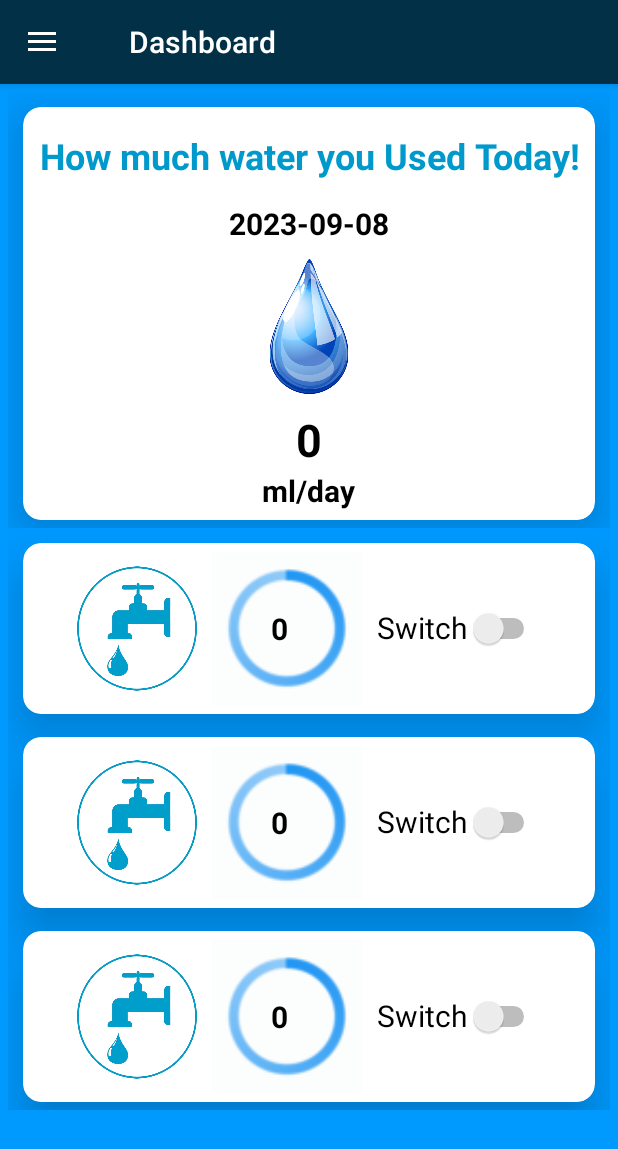
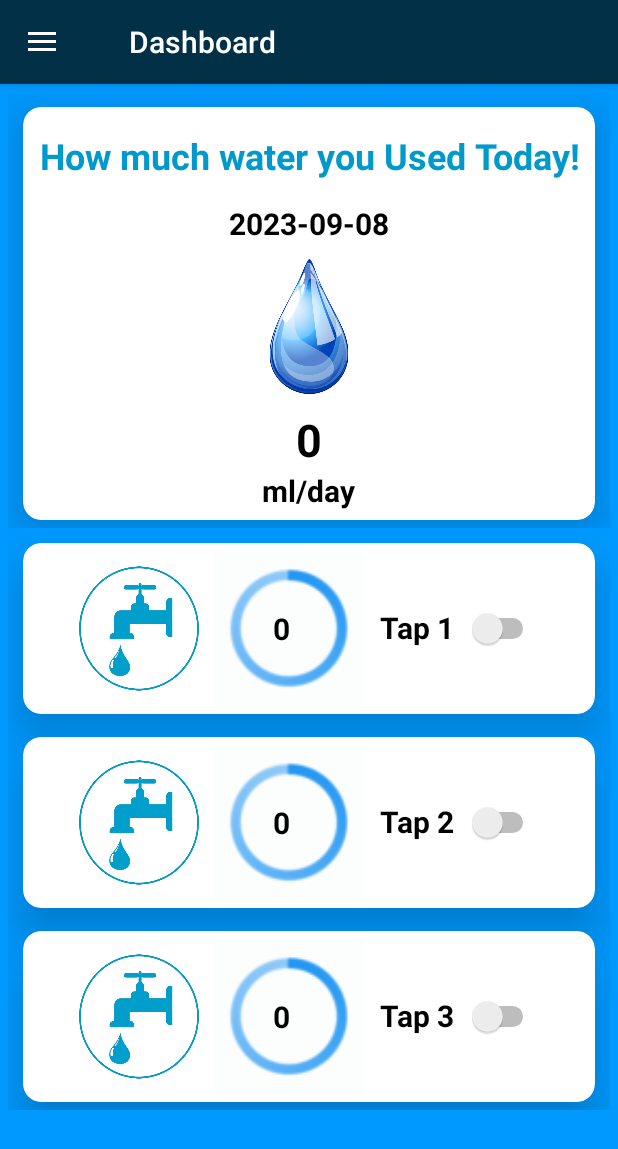
Before and after one commit to AreebaAdeenMalik/EyeonwaterApp, an Android app: the screen it shows after launch once a user with an empty profile is signed in (Home1Activity), on a phone screen of 412 x 824 dp. Shown: the top 1149 px of the screen. Run offline under Robolectric (Android 15) with nearby library versions, the phone set to English and light mode, and no system bars; our stand-ins replace Firebase (no records; nobody signed in at launch, a user with empty details on screens opened directly).

Commit message:
Initial commit

```diff
--- a/app/src/main/AndroidManifest.xml
+++ b/app/src/main/AndroidManifest.xml
@@ -35,7 +35,12 @@
             android:exported="true" />
         <activity
             android:name=".Home1Activity"
-            android:exported="true"/>
+            android:exported="true">
+            <intent-filter>
+                <action android:name="android.intent.action.MAIN" />
+                <category android:name="android.intent.category.LAUNCHER" />
+            </intent-filter>
+        </activity>
         <activity
             android:name=".SuccessActivity"
             android:exported="true" />
@@ -54,12 +59,7 @@
         <activity
             android:name=".MainActivity"
             android:exported="true"
-            android:clearTaskOnLaunch="true">
-            <intent-filter>
-                <action android:name="android.intent.action.MAIN" />
-                <category android:name="android.intent.category.LAUNCHER" />
-            </intent-filter>
-        </activity>
+            android:clearTaskOnLaunch="true"/>
     </application>
 
 </manifest>
--- /dev/null
+++ b/app/src/main/res/drawable/baseline_info_24.xml
@@ -0,0 +1,5 @@
+<vector android:height="24dp" android:tint="#000000"
+    android:viewportHeight="24" android:viewportWidth="24"
+    android:width="24dp" xmlns:android="http://schemas.android.com/apk/res/android">
+    <path android:fillColor="@android:color/white" android:pathData="M12,2C6.48,2 2,6.48 2,12s4.48,10 10,10 10,-4.48 10,-10S17.52,2 12,2zM13,17h-2v-6h2v6zM13,9h-2L11,7h2v2z"/>
+</vector>
--- a/app/src/main/res/layout/activity_home1.xml
+++ b/app/src/main/res/layout/activity_home1.xml
@@ -142,7 +142,7 @@
                                                             android:layout_width="80dp"
                                                             android:layout_height="match_parent"
                                                             android:src="@drawable/tap1" />
-
+                                                                />
                                                         <RelativeLayout
                                                             android:layout_width="wrap_content"
                                                             android:layout_height="wrap_content"
@@ -177,7 +177,8 @@
                                                             android:layout_width="wrap_content"
                                                             android:layout_height="48dp"
                                                             android:layout_marginStart="10dp"
-                                                            android:text="Switch"
+                                                            android:text="Tap 1  "
+                                                            android:textStyle="bold"
                                                             android:textSize="20sp"
                                                             android:textAlignment="center" />
 
@@ -242,7 +243,8 @@
                                                             android:layout_height="48dp"
                                                             android:layout_marginStart="10dp"
                                                             android:textSize="20sp"
-                                                            android:text="Switch"
+                                                            android:text="Tap 2  "
+                                                            android:textStyle="bold"
                                                             android:textAlignment="center" />
 
                                                 </LinearLayout>
@@ -307,7 +309,8 @@
                                                             android:layout_height="48dp"
                                                             android:layout_marginStart="10dp"
                                                             android:textSize="20sp"
-                                                            android:text="Switch"
+                                                            android:text="Tap 3  "
+                                                            android:textStyle="bold"
                                                             android:textAlignment="center" />
 
                                                 </LinearLayout>
--- a/app/src/main/res/menu/main_drawer_menu.xml
+++ b/app/src/main/res/menu/main_drawer_menu.xml
@@ -3,7 +3,7 @@
 
     <group android:checkableBehavior="single">
         <item android:id="@+id/nav_about"
-            android:icon="@drawable/baseline_home_24"
+            android:icon="@drawable/baseline_info_24"
             android:title="About"/>
 
         <item android:id="@+id/nav_history1"
```
Also changed, not shown: app/src/main/res/drawable/water.gif (added), 3 other files.
